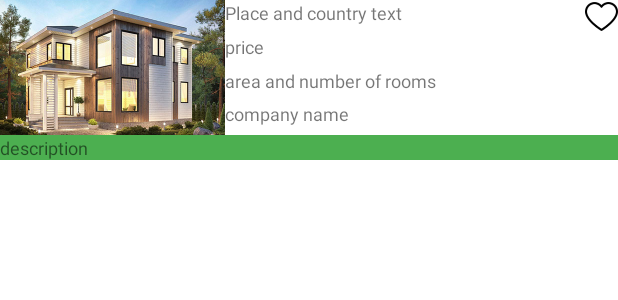
After one commit to RomankinRoma/resod-mobile, an Android app: the layout fragment_building.xml on its own in the app's theme, with its tools: preview values and no code run, on a phone screen of 412 x 824 dp. The commit adds this screen. Shown: the top 300 px of the screen. Run offline under Robolectric (Android 15) with nearby library versions, the phone set to English and light mode, and no system bars.

Commit message:
building logic doing com1

```diff
--- /dev/null
+++ b/app/src/main/java/kz/reself/resod/api/data/Building.kt
@@ -0,0 +1,10 @@
+package kz.reself.resod.api.data
+
+data class Building(
+    val companyName: String,
+    val price: Int,
+    val area: Double,
+    val numberOfRooms: Int,
+    val address: String,
+    val description: String
+)
--- /dev/null
+++ b/app/src/main/res/layout/fragment_building.xml
@@ -0,0 +1,105 @@
+<?xml version="1.0" encoding="utf-8"?>
+<androidx.constraintlayout.widget.ConstraintLayout xmlns:android="http://schemas.android.com/apk/res/android"
+    xmlns:app="http://schemas.android.com/apk/res-auto"
+    xmlns:tools="http://schemas.android.com/tools"
+    android:layout_width="match_parent"
+    android:layout_height="wrap_content">
+
+    <!-- company image -->
+    <androidx.appcompat.widget.AppCompatImageView
+        android:id="@+id/fragment_building__buildingImg"
+        android:layout_width="150dp"
+        android:layout_height="90dp"
+        android:scaleType="centerCrop"
+        android:src="@drawable/home2"
+        app:layout_constraintTop_toTopOf="parent"
+        app:layout_constraintLeft_toLeftOf="parent"
+        android:background="@color/black" />
+
+    <!-- ConstraintLayout box -->
+    <androidx.constraintlayout.widget.ConstraintLayout
+        android:id="@+id/fragment_building__buildingInfoBox"
+        android:layout_width="0dp"
+        android:layout_height="0dp"
+        app:layout_constraintLeft_toRightOf="@id/fragment_building__buildingImg"
+        app:layout_constraintRight_toRightOf="parent"
+        app:layout_constraintBottom_toBottomOf="@id/fragment_building__buildingImg"
+        app:layout_constraintTop_toTopOf="parent">
+
+        <!-- building place and country -->
+        <androidx.appcompat.widget.AppCompatTextView
+            android:id="@+id/fragment_building__placeCountry"
+            android:layout_width="0dp"
+            android:layout_height="0dp"
+            android:text="Place and country text"
+            android:textSize="12sp"
+            app:layout_constraintLeft_toLeftOf="parent"
+            app:layout_constraintTop_toTopOf="parent"
+            app:layout_constraintRight_toLeftOf="@id/fragment_building__likeBtn"
+            app:layout_constraintBottom_toTopOf="@id/fragment_building__buildingPrice"
+            app:layout_constraintVertical_weight="1" />
+
+        <androidx.appcompat.widget.AppCompatImageView
+            android:id="@+id/fragment_building__likeBtn"
+            android:layout_width="22dp"
+            android:layout_height="22dp"
+            android:src="@drawable/icon_like"
+            app:layout_constraintRight_toRightOf="parent"
+            app:layout_constraintTop_toTopOf="parent"
+            app:layout_constraintLeft_toRightOf="@id/fragment_building__placeCountry"/>
+
+        <!-- building price -->
+        <androidx.appcompat.widget.AppCompatTextView
+            android:id="@+id/fragment_building__buildingPrice"
+            android:layout_width="0dp"
+            android:layout_height="0dp"
+            android:text="price"
+            android:textSize="12sp"
+            app:layout_constraintTop_toBottomOf="@id/fragment_building__placeCountry"
+            app:layout_constraintLeft_toLeftOf="parent"
+            app:layout_constraintRight_toRightOf="parent"
+            app:layout_constraintBottom_toTopOf="@id/fragment_building__buildingAreaNumberOfRooms"
+            app:layout_constraintVertical_weight="1" />
+
+        <!-- building area and number of rooms -->
+        <androidx.appcompat.widget.AppCompatTextView
+            android:id="@+id/fragment_building__buildingAreaNumberOfRooms"
+            android:layout_width="0dp"
+            android:layout_height="0dp"
+            android:text="area and number of rooms"
+            android:textSize="12sp"
+            app:layout_constraintTop_toBottomOf="@id/fragment_building__buildingPrice"
+            app:layout_constraintLeft_toLeftOf="parent"
+            app:layout_constraintRight_toRightOf="parent"
+            app:layout_constraintBottom_toTopOf="@id/fragment_building__buildingCompanyName"
+            app:layout_constraintVertical_weight="1" />
+
+        <!-- building company name -->
+        <androidx.appcompat.widget.AppCompatTextView
+            android:id="@+id/fragment_building__buildingCompanyName"
+            android:layout_width="0dp"
+            android:layout_height="0dp"
+            android:text="company name"
+            android:textSize="12sp"
+            app:layout_constraintTop_toBottomOf="@id/fragment_building__buildingAreaNumberOfRooms"
+            app:layout_constraintLeft_toLeftOf="parent"
+            app:layout_constraintRight_toRightOf="parent"
+            app:layout_constraintBottom_toBottomOf="parent"
+            app:layout_constraintVertical_weight="1" />
+
+    </androidx.constraintlayout.widget.ConstraintLayout>
+
+    <!-- description -->
+    <androidx.appcompat.widget.AppCompatTextView
+        android:id="@+id/fragment_building__buildingDescription"
+        android:layout_width="0dp"
+        android:layout_height="wrap_content"
+        app:layout_constraintHeight_max="45dp"
+        android:text="description"
+        android:textSize="12sp"
+        app:layout_constraintTop_toBottomOf="@id/fragment_building__buildingImg"
+        app:layout_constraintLeft_toLeftOf="parent"
+        app:layout_constraintRight_toRightOf="parent"
+        android:background="@color/green"/>
+
+</androidx.constraintlayout.widget.ConstraintLayout>
--- a/app/src/main/res/layout/fragment_company.xml
+++ b/app/src/main/res/layout/fragment_company.xml
@@ -38,6 +38,7 @@
             app:layout_constraintBottom_toTopOf="@id/fragment_company__companyDescription"
             app:layout_constraintVertical_weight="1" />
 
+        <!-- company description -->
         <androidx.appcompat.widget.AppCompatTextView
             android:id="@+id/fragment_company__companyDescription"
             android:layout_width="0dp"
--- a/app/src/main/res/layout/fragment_sale.xml
+++ b/app/src/main/res/layout/fragment_sale.xml
@@ -3,7 +3,7 @@
     xmlns:app="http://schemas.android.com/apk/res-auto"
     xmlns:tools="http://schemas.android.com/tools"
     android:layout_width="match_parent"
-    android:layout_height="match_parent"
+    android:layout_height="wrap_content"
     tools:context=".ui.sale.SaleFragment">
 
     <TextView
```
Also changed, not shown: app/src/main/res/drawable/icon_like.png (added).
